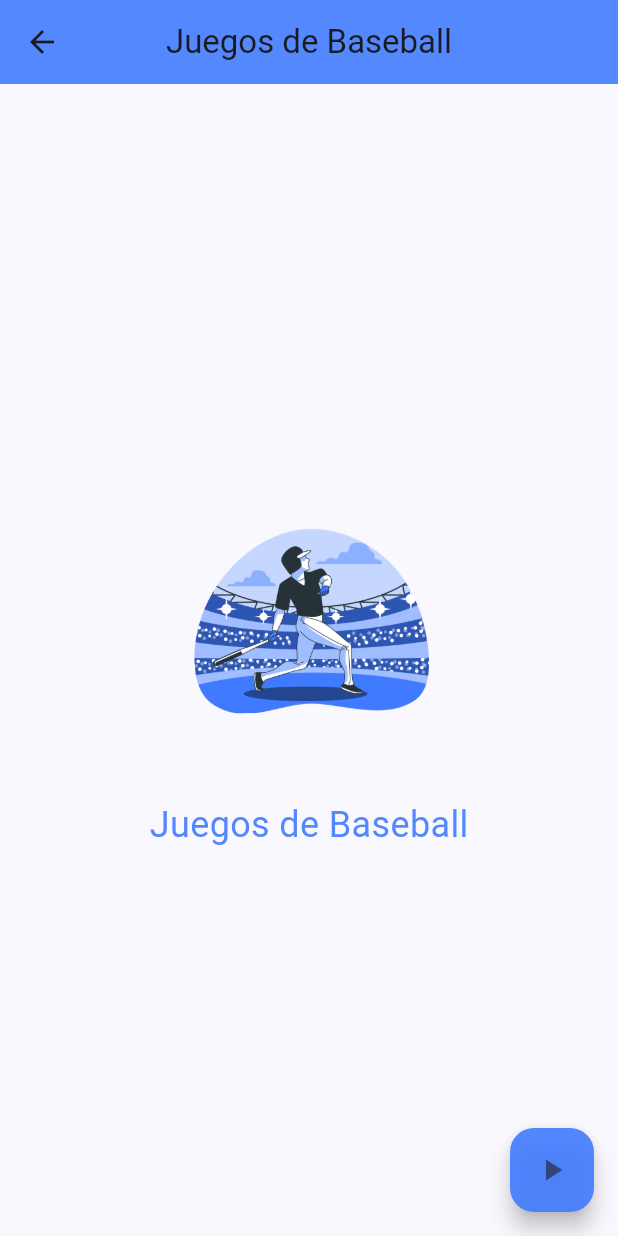
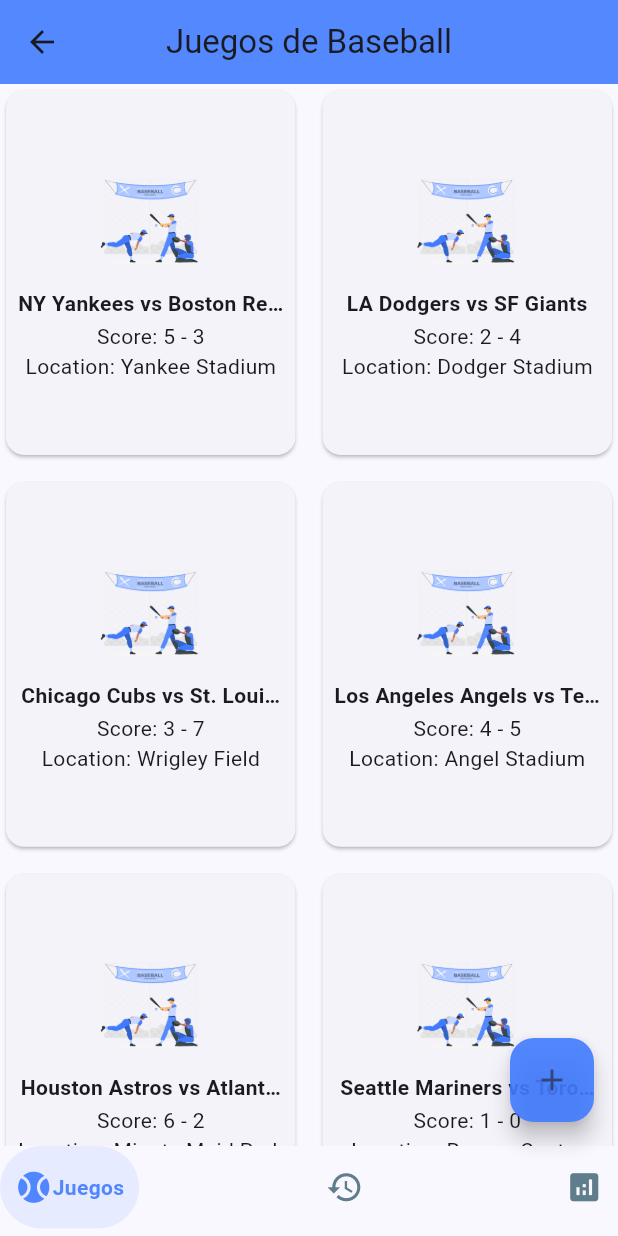
Before and after one commit to DaniValido23/LotiPlay, a Flutter app: the SportScreen screen opened directly with sample values from the repository, on a phone screen of 412 x 824 dp. Run offline on Flutter 3.47's test engine with Material 3 defaults, Android fonts, the light colour scheme and no system bars; drawn by our look-alikes of google_nav_bar; our stand-ins replace flutter_riverpod, go_router.

Commit message:
default images, feature to floating button and add data model

```diff
--- a/lib/configs/router.dart
+++ b/lib/configs/router.dart
@@ -1,6 +1,6 @@
 import 'package:flutter/material.dart';
 import 'package:go_router/go_router.dart';
-import 'package:loty_play/configs/carousel_sports.dart';
+import 'package:loty_play/configs/sports_list.dart';
 import 'package:loty_play/presentation/screens.dart';
 import 'package:loty_play/widgets/bottom_nav_bar_home.dart';
 
--- /dev/null
+++ b/lib/models/data_sports.dart
@@ -0,0 +1,290 @@
+class DataSports {
+  final String team1;
+  final String team2;
+  final int score1;
+  final int score2;
+  final String location;
+  final int numBettors;
+  final double totalBetAmount;
+  final String imageUrl;
+  final String sportType;
+
+  DataSports({
+    required this.team1,
+    required this.team2,
+    required this.score1,
+    required this.score2,
+    required this.location,
+    required this.numBettors,
+    required this.totalBetAmount,
+    required this.imageUrl,
+    required this.sportType,
+  });
+}
+
+final List<DataSports> sportsDataList = [
+  DataSports(
+    team1: "NY Yankees",
+    team2: "Boston Red Sox",
+    score1: 5,
+    score2: 3,
+    location: "Yankee Stadium",
+    numBettors: 1250,
+    totalBetAmount: 55000.0,
+    imageUrl: "assets/images/default_baseball.png",
+    sportType: "Baseball",
+  ),
+  DataSports(
+    team1: "LA Dodgers",
+    team2: "SF Giants",
+    score1: 2,
+    score2: 4,
+    location: "Dodger Stadium",
+    numBettors: 980,
+    totalBetAmount: 42000.0,
+    imageUrl: "assets/images/default_baseball.png",
+    sportType: "Baseball",
+  ),
+  DataSports(
+    team1: "Chicago Cubs",
+    team2: "St. Louis Cardinals",
+    score1: 3,
+    score2: 7,
+    location: "Wrigley Field",
+    numBettors: 1050,
+    totalBetAmount: 48000.0,
+    imageUrl: "assets/images/default_baseball.png",
+    sportType: "Baseball",
+  ),
+  DataSports(
+    team1: "Los Angeles Angels",
+    team2: "Texas Rangers",
+    score1: 4,
+    score2: 5,
+    location: "Angel Stadium",
+    numBettors: 920,
+    totalBetAmount: 40000.0,
+    imageUrl: "assets/images/default_baseball.png",
+    sportType: "Baseball",
+  ),
+  DataSports(
+    team1: "Real Madrid",
+    team2: "FC Barcelona",
+    score1: 2,
+    score2: 1,
+    location: "Santiago Bernabéu",
+    numBettors: 5420,
+    totalBetAmount: 250000.0,
+    imageUrl: "assets/images/default_futbol.png",
+    sportType: "Soccer",
+  ),
+  DataSports(
+    team1: "Manchester United",
+    team2: "Liverpool",
+    score1: 0,
+    score2: 0,
+    location: "Old Trafford",
+    numBettors: 4800,
+    totalBetAmount: 220000.0,
+    imageUrl: "assets/images/default_futbol.png",
+    sportType: "Soccer",
+  ),
+  DataSports(
+    team1: "Chelsea",
+    team2: "Arsenal",
+    score1: 1,
+    score2: 2,
+    location: "Stamford Bridge",
+    numBettors: 5200,
+    totalBetAmount: 240000.0,
+    imageUrl: "assets/images/default_futbol.png",
+    sportType: "Soccer",
+  ),
+  DataSports(
+    team1: "Juventus",
+    team2: "Napoli",
+    score1: 2,
+    score2: 2,
+    location: "Allianz Stadium",
+    numBettors: 4700,
+    totalBetAmount: 215000.0,
+    imageUrl: "assets/images/default_futbol.png",
+    sportType: "Soccer",
+  ),
+  DataSports(
+    team1: "LA Lakers",
+    team2: "Boston Celtics",
+    score1: 110,
+    score2: 105,
+    location: "Staples Center",
+    numBettors: 3200,
+    totalBetAmount: 150000.0,
+    imageUrl: "assets/images/default_basketball.png",
+    sportType: "Basketball",
+  ),
+  DataSports(
+    team1: "Golden State Warriors",
+    team2: "Chicago Bulls",
+    score1: 95,
+    score2: 102,
+    location: "Chase Center",
+    numBettors: 2900,
+    totalBetAmount: 135000.0,
+    imageUrl: "assets/images/default_basketball.png",
+    sportType: "Basketball",
+  ),
+  DataSports(
+    team1: "Boston Celtics",
+    team2: "Philadelphia 76ers",
+    score1: 105,
+    score2: 98,
+    location: "TD Garden",
+    numBettors: 3300,
+    totalBetAmount: 155000.0,
+    imageUrl: "assets/images/default_basketball.png",
+    sportType: "Basketball",
+  ),
+  DataSports(
+    team1: "Milwaukee Bucks",
+    team2: "Brooklyn Nets",
+    score1: 112,
+    score2: 108,
+    location: "Fiserv Forum",
+    numBettors: 2950,
+    totalBetAmount: 140000.0,
+    imageUrl: "assets/images/default_basketball.png",
+    sportType: "Basketball",
+  ),
+  DataSports(
+    team1: "Canelo Álvarez",
+    team2: "Gennady Golovkin",
+    score1: 115,
+    score2: 113,
+    location: "T-Mobile Arena",
+    numBettors: 6800,
+    totalBetAmount: 300000.0,
+    imageUrl: "assets/images/default_boxing.png",
+    sportType: "Boxing",
+  ),
+  DataSports(
+    team1: "Tyson Fury",
+    team2: "Deontay Wilder",
+    score1: 116,
+    score2: 111,
+    location: "MGM Grand Garden Arena",
+    numBettors: 7200,
+    totalBetAmount: 320000.0,
+    imageUrl: "assets/images/default_boxing.png",
+    sportType: "Boxing",
+  ),
+  DataSports(
+    team1: "Deontay Wilder",
+    team2: "Andy Ruiz Jr.",
+    score1: 114,
+    score2: 112,
+    location: "Staples Center",
+    numBettors: 7100,
+    totalBetAmount: 325000.0,
+    imageUrl: "assets/images/default_boxing.png",
+    sportType: "Boxing",
+  ),
+  DataSports(
+    team1: "Terence Crawford",
+    team2: "Errol Spence Jr.",
+    score1: 115,
+    score2: 113,
+    location: "AT&T Stadium",
+    numBettors: 7400,
+    totalBetAmount: 335000.0,
+    imageUrl: "assets/images/default_boxing.png",
+    sportType: "Boxing",
+  ),
+  DataSports(
+    team1: "Houston Astros",
+    team2: "Atlanta Braves",
+    score1: 6,
+    score2: 2,
+    location: "Minute Maid Park",
+    numBettors: 1100,
+    totalBetAmount: 50000.0,
+    imageUrl: "assets/images/default_baseball.png",
+    sportType: "Baseball",
+  ),
+  DataSports(
+    team1: "Seattle Mariners",
+    team2: "Toronto Blue Jays",
+    score1: 1,
+    score2: 0,
+    location: "Rogers Centre",
+    numBettors: 850,
+    totalBetAmount: 38000.0,
+    imageUrl: "assets/images/default_baseball.png",
+    sportType: "Baseball",
+  ),
+  DataSports(
+    team1: "Paris Saint-Germain",
+    team2: "Olympique Marseille",
+    score1: 3,
+    score2: 1,
+    location: "Parc des Princes",
+    numBettors: 5100,
+    totalBetAmount: 230000.0,
+    imageUrl: "assets/images/default_futbol.png",
+    sportType: "Soccer",
+  ),
+  DataSports(
+    team1: "AC Milan",
+    team2: "Inter Milan",
+    score1: 1,
+    score2: 1,
+    location: "San Siro",
+    numBettors: 4600,
+    totalBetAmount: 210000.0,
+    imageUrl: "assets/images/default_futbol.png",
+    sportType: "Soccer",
+  ),
+  DataSports(
+    team1: "Miami Heat",
+    team2: "Dallas Mavericks",
+    score1: 102,
+    score2: 98,
+    location: "AmericanAirlines Arena",
+    numBettors: 3100,
+    totalBetAmount: 145000.0,
+    imageUrl: "assets/images/default_basketball.png",
+    sportType: "Basketball",
+  ),
+  DataSports(
+    team1: "Phoenix Suns",
+    team2: "Milwaukee Bucks",
+    score1: 108,
+    score2: 112,
+    location: "Footprint Center",
+    numBettors: 2800,
+    totalBetAmount: 130000.0,
+    imageUrl: "assets/images/default_basketball.png",
+    sportType: "Basketball",
+  ),
+  DataSports(
+    team1: "Errol Spence Jr.",
+    team2: "Terence Crawford",
+    score1: 114,
+    score2: 116,
+    location: "T-Mobile Arena",
+    numBettors: 7000,
+    totalBetAmount: 310000.0,
+    imageUrl: "assets/images/default_boxing.png",
+    sportType: "Boxing",
+  ),
+  DataSports(
+    team1: "Anthony Joshua",
+    team2: "Oleksandr Usyk",
+    score1: 113,
+    score2: 115,
+    location: "Tottenham Hotspur Stadium",
+    numBettors: 7300,
+    totalBetAmount: 330000.0,
+    imageUrl: "assets/images/default_boxing.png",
+    sportType: "Boxing",
+  ),
+];
--- a/lib/presentation/bottom_nav_screens.dart/home_screen.dart
+++ b/lib/presentation/bottom_nav_screens.dart/home_screen.dart
@@ -1,7 +1,7 @@
 import 'package:flutter/material.dart';
 import 'package:flutter_riverpod/flutter_riverpod.dart';
 import 'package:go_router/go_router.dart';
-import 'package:loty_play/configs/carousel_sports.dart';
+import 'package:loty_play/configs/sports_list.dart';
 import 'package:loty_play/providers/theme_provider.dart';
 
 class HomeScreen extends StatelessWidget {
--- a/lib/presentation/sport_screen.dart
+++ b/lib/presentation/sport_screen.dart
@@ -1,10 +1,57 @@
 import 'package:flutter/material.dart';
-import 'package:loty_play/configs/carousel_sports.dart';
+import 'package:loty_play/configs/sports_list.dart';
+import 'package:loty_play/widgets/bottom_nav_bar_sports.dart';
+import 'package:loty_play/models/data_sports.dart';
 
 class SportScreen extends StatelessWidget {
   final Sport sport;
 
   const SportScreen({super.key, required this.sport});
+
+  void _showAddGameDialog(BuildContext context) {
+    showDialog(
+      context: context,
+      builder: (BuildContext context) {
+        return AlertDialog(
+          title: Text('Añadir nuevo juego'),
+          content: SingleChildScrollView(
+            child: Column(
+              mainAxisSize: MainAxisSize.min,
+              children: const [
+                TextField(
+                  decoration: InputDecoration(labelText: 'Nombre Equipo 1'),
+                ),
+                TextField(
+                  decoration: InputDecoration(labelText: 'Nombre Equipo 2'),
+                ),
+                TextField(
+                  decoration: InputDecoration(labelText: 'Score Equipo 1'),
+                  keyboardType: TextInputType.number,
+                ),
+                TextField(
+                  decoration: InputDecoration(labelText: 'Score Equipo 2'),
+                  keyboardType: TextInputType.number,
+                ),
+                TextField(
+                  decoration: InputDecoration(labelText: 'Ubicación'),
+                ),
+              ],
+            ),
+          ),
+          actions: [
+            TextButton(
+              onPressed: () => Navigator.of(context).pop(),
+              child: const Text('Candelar'),
+            ),
+            TextButton(
+              onPressed: () => Navigator.of(context).pop(),
+              child: const Text('Guardar'),
+            ),
+          ],
+        );
+      },
+    );
+  }
 
   @override
   Widget build(BuildContext context) {
@@ -13,26 +60,79 @@
         title: Text(sport.title),
         backgroundColor: sport.color,
       ),
-      body: Center(
-        child: Column(
-          mainAxisAlignment: MainAxisAlignment.center,
-          children: [
-            Image.asset(sport.image, height: 200),
-            const SizedBox(height: 20),
-            Text(
-              sport.title,
-              style: TextStyle(fontSize: 24, color: sport.color),
-            ),
-          ],
-        ),
+      body: SingleChildScrollView(
+        child: SportDataGrid(sportType: sport.name),
       ),
       floatingActionButton: FloatingActionButton(
         onPressed: () {
-          // Add your action here
+          _showAddGameDialog(context);
         },
         backgroundColor: sport.color,
-        child: const Icon(Icons.play_arrow),
+        child: const Icon(Icons.add),
       ),
+      bottomNavigationBar: BottomNavBarSport(color: sport.color,),
     );
   }
 }
+
+class SportDataGrid extends StatelessWidget {
+  final String sportType;
+  const SportDataGrid({super.key, required this.sportType});
+
+  String _convertSportName(String name) {
+    // In data_sports, "Soccer" is used, while "Futbol" is in sports_list
+    if (name == 'Futbol') return 'Soccer';
+    return name;
+  }
+
+  @override
+  Widget build(BuildContext context) {
+    final filteredData = sportsDataList
+        .where((data) => data.sportType == _convertSportName(sportType))
+        .toList();
+
+    return GridView.builder(
+      shrinkWrap: true,
+      physics: const NeverScrollableScrollPhysics(),
+      gridDelegate: const SliverGridDelegateWithFixedCrossAxisCount(
+        crossAxisCount: 2,
+        childAspectRatio: 0.8, // Adjust for better height/width ratio
+        mainAxisSpacing: 10,
+        crossAxisSpacing: 10,
+      ),
+      itemCount: filteredData.length,
+      itemBuilder: (context, index) {
+        final item = filteredData[index];
+        return Card(
+          margin: const EdgeInsets.all(4),
+          child: Padding(
+            padding: const EdgeInsets.all(8.0),
+            child: Column(
+              mainAxisSize: MainAxisSize.min, // Use minimum space
+              mainAxisAlignment: MainAxisAlignment.center,
+              children: [
+                Image.asset(item.imageUrl, height: 80, fit: BoxFit.fill),
+                const SizedBox(height: 4),
+                Text(
+                  '${item.team1} vs ${item.team2}',
+                  textAlign: TextAlign.center,
+                  overflow: TextOverflow.ellipsis,
+                  style: const TextStyle(fontWeight: FontWeight.bold),
+                ),
+                const SizedBox(height: 2),
+                Text(
+                  'Score: ${item.score1} - ${item.score2}',
+                  overflow: TextOverflow.ellipsis,
+                ),
+                Text(
+                  'Location: ${item.location}',
+                  overflow: TextOverflow.ellipsis,
+                ),
+              ],
+            ),
+          ),
+        );
+      },
+    );
+  }
+}
--- a/lib/widgets/bottom_nav_bar_baseball.dart
+++ b/lib/widgets/bottom_nav_bar_sports.dart
@@ -4,11 +4,13 @@
 import 'package:loty_play/configs/bottom_navigation_sport.dart';
 import 'package:loty_play/providers/bottom_nav_bar_provider.dart';
 
-class BottomNavBarBaseball extends ConsumerWidget {
-  const BottomNavBarBaseball({
+class BottomNavBarSport extends ConsumerWidget {
+  const BottomNavBarSport({
     super.key,
+    required this.color,
   });
 
+  final Color color;
 
   @override
   Widget build(BuildContext context, WidgetRef ref) {
@@ -18,9 +20,9 @@
       child: GNav(
         selectedIndex: index,
         color: Colors.blueGrey,
-        activeColor: Colors.blueAccent,
+        activeColor: color,
         iconSize: 25,
-        tabBackgroundColor: Colors.blue.withOpacity(0.1),
+        tabBackgroundColor: color.withOpacity(0.1),
         padding: const EdgeInsets.symmetric(horizontal: 10, vertical: 15),
         tabs: [
           for(final menuItem in bottomNavSports)
```
Also changed, not shown: assets/images/default_basketball.png (added), assets/images/default_boxing.png (added), assets/images/default_futbol.png (added), lib/configs/sports_list.dart (renamed from lib/configs/carousel_sports.dart).
